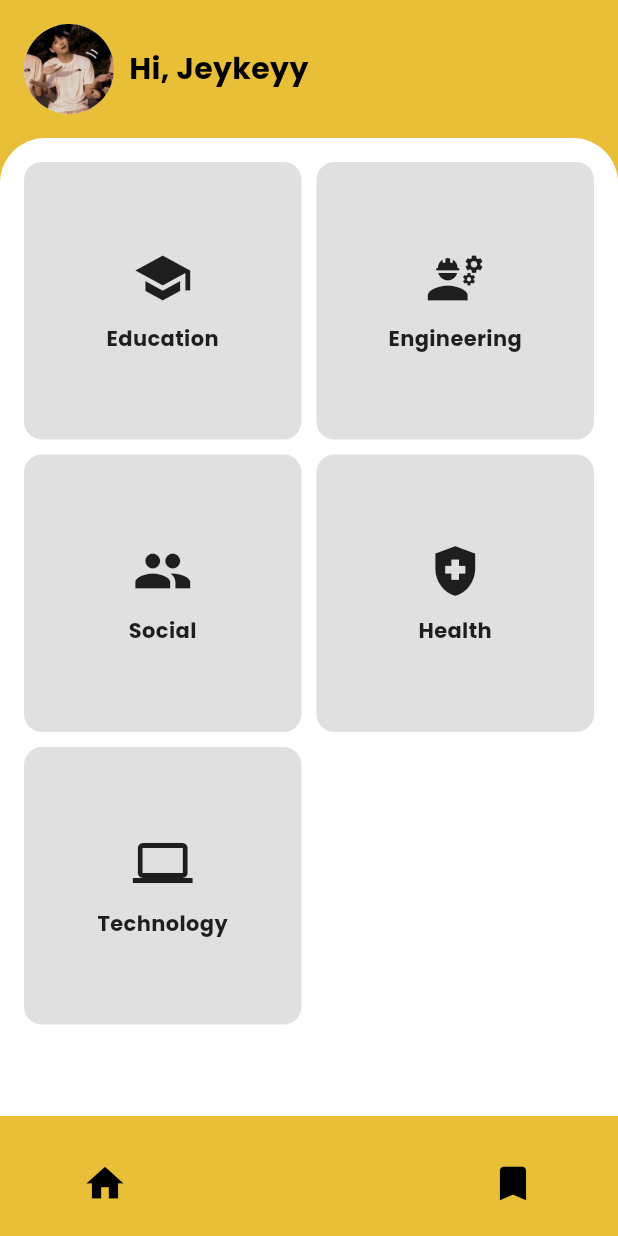
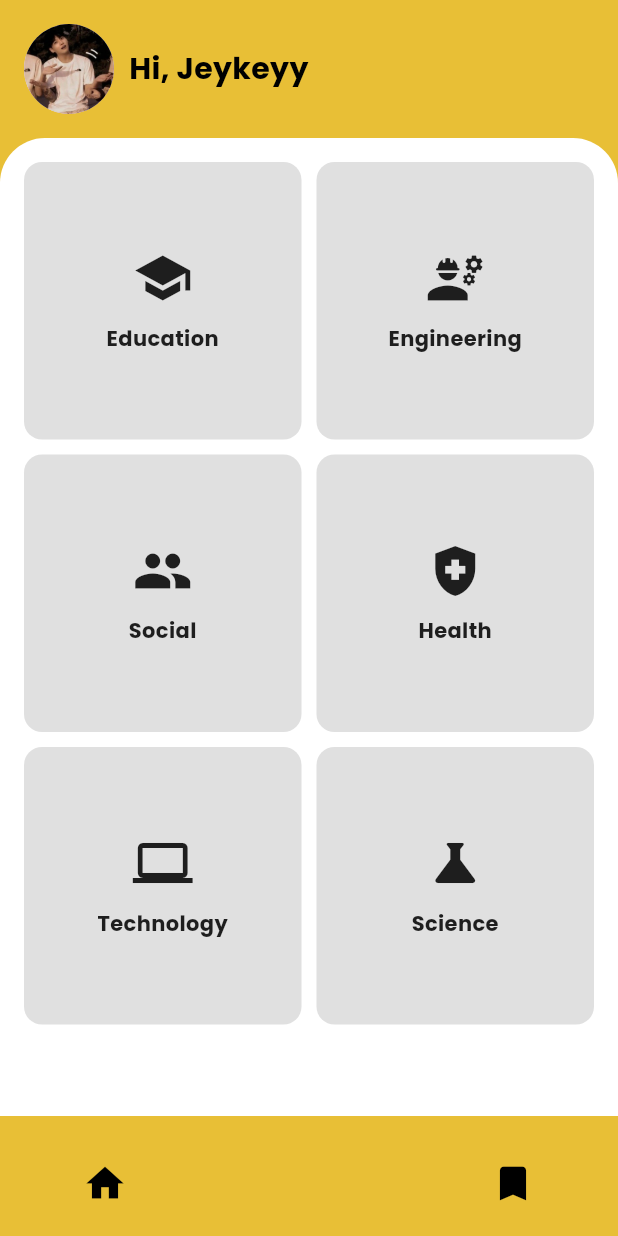
Before and after one commit to DappHadid/Journalyze, a Flutter app: the DashboardUser screen opened directly, on a phone screen of 412 x 824 dp. Run offline on Flutter 3.47's test engine with Material 3 defaults, Android fonts, the phone set to English and light mode, and no system bars; our stand-ins replace another_flutter_splash_screen, cloud_firestore, device_preview_plus, file_picker, firebase_auth, firebase_core and 4 more; missing offline and left inert: art_sweetalert; accounts and stored records are empty.

Commit message:
dashboard_user

```diff
--- a/lib/pages/dashboard_user.dart
+++ b/lib/pages/dashboard_user.dart
@@ -1,6 +1,6 @@
 import 'package:flutter/material.dart';
 import 'package:google_fonts/google_fonts.dart';
-import 'package:journalyze/pages/listjournal_user.dart';
+//import 'package:journalyze/pages/listjournal_user.dart';
 import 'package:journalyze/pages/bookmark.dart';
 
 import 'package:journalyze/pages/welcome_page.dart';
@@ -13,6 +13,7 @@ class DashboardUser extends StatelessWidget {
     {'title': 'Social', 'icon': Icons.group},
     {'title': 'Health', 'icon': Icons.health_and_safety},
     {'title': 'Technology', 'icon': Icons.computer},
+    {'title': 'Science', 'icon': Icons.science},
   ];
 
   @override
```
